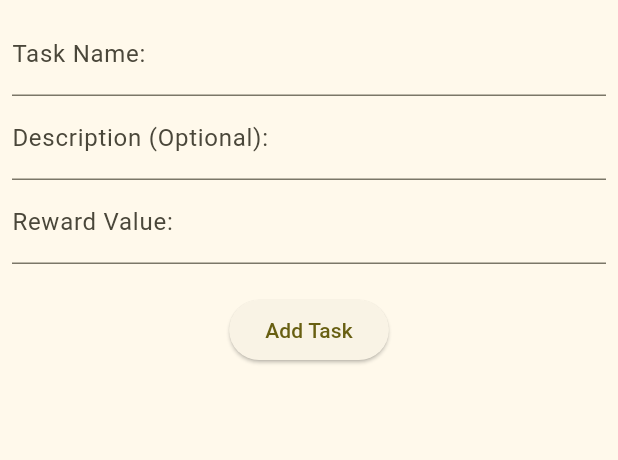
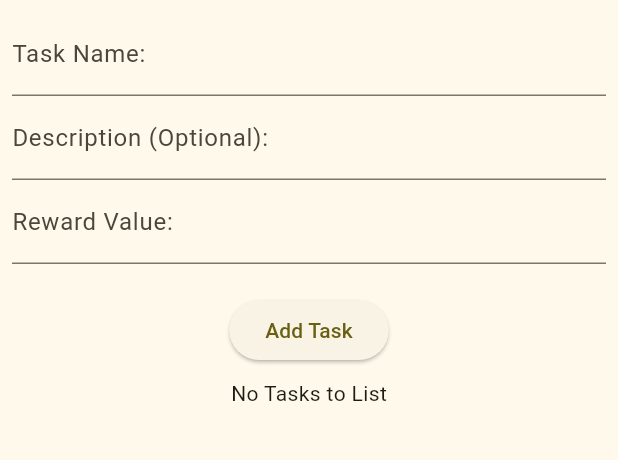
Before and after one commit to HuhnDaniel/checklist_champ, a Flutter app: the screen it shows after launch, on a phone screen of 412 x 824 dp, the part 84-544 px from its top. Run offline on Flutter 3.47's test engine with Material 3 defaults, Android fonts, the phone set to English and light mode, and no system bars.

Commit message:
get tasks to display in list

```diff
--- a/lib/main.dart
+++ b/lib/main.dart
@@ -1,4 +1,4 @@
-import 'dart:developer';
+// import 'dart:developer';
 
 import 'package:flutter/material.dart';
 import 'package:flutter/services.dart';
@@ -63,7 +63,39 @@ class MyHomePage extends StatelessWidget {
       body: Center(
         child: Column(children: [
           TaskForm(),
+          TaskList(),
         ]),
+      ),
+    );
+  }
+}
+
+class TaskList extends StatelessWidget {
+  @override
+  Widget build(BuildContext context) {
+    var appState = context.watch<MyAppState>();
+
+    if (appState.taskList.isEmpty) {
+      return Center(
+        child: Text('No Tasks to List'),
+      );
+    }
+    // } else {
+    //   return Center(
+    //     child: Text('You have ${appState.taskList.length} tasks'),
+    //   );
+    // }
+
+    return SizedBox(
+      height: 400,
+      child: ListView(
+        children: [
+          Text('You have ${appState.taskList.length} favorites'),
+          for (var task in appState.taskList)
+            ListTile(
+              title: Text(task.name),
+            )
+        ],
       ),
     );
   }
```
Also changed, not shown: 1 other file.
